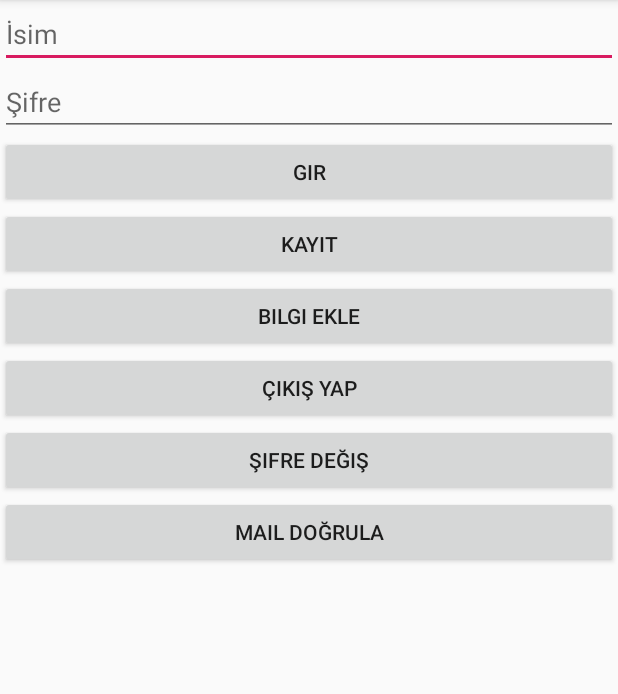
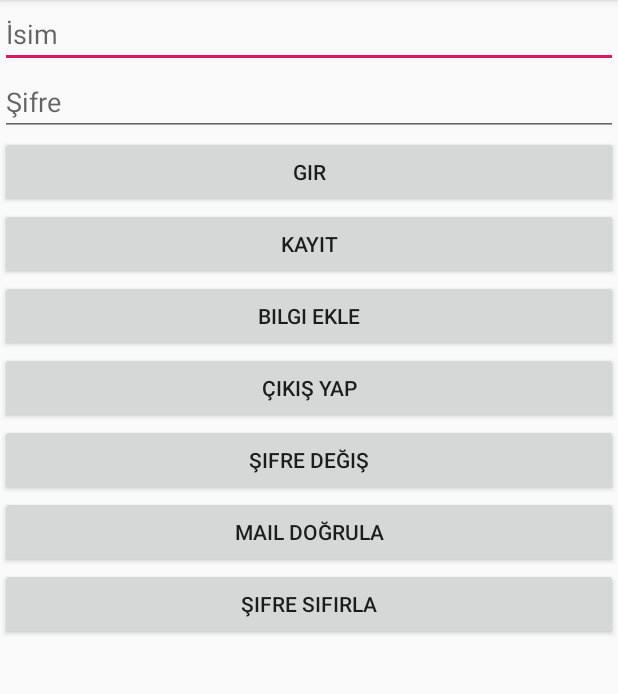
Before and after one commit to cakarakif/Smart-Display-Android, an Android app: the screen it shows after launch (Login), on a phone screen of 412 x 824 dp, the part 84-778 px from its top. Run offline under Robolectric (Android 15) with nearby library versions, the phone set to English and light mode, and no system bars; our stand-ins replace Firebase (no records; nobody signed in at launch, a user with empty details on screens opened directly).

```diff
--- a/SmartDisplay/app/src/main/java/com/example/smartdisplay/Login/Login.java
+++ b/SmartDisplay/app/src/main/java/com/example/smartdisplay/Login/Login.java
@@ -27,7 +27,7 @@ import java.util.Map;
 public class Login extends AppCompatActivity {
 
     EditText username, password;
-    Button login, register, addInfo, exit,changePass,verifyMail;
+    Button login, register, addInfo, exit,changePass,verifyMail,resetPass;
 
     FirebaseAuth auth;
     FirebaseUser user;
@@ -54,11 +54,12 @@ public class Login extends AppCompatActivity {
         exit=findViewById(R.id.exit);
         changePass=findViewById(R.id.changePass);
         verifyMail=findViewById(R.id.verifyMail);
+        resetPass=findViewById(R.id.resetPass);
 
         auth = FirebaseAuth.getInstance();
 
         //kullanıcı giriş yapıp yapmadığının kontrolü
-        checkAuth();
+        checkAuth();//sürekli kontrol eder eğer çıkış yaparsa burada yakalanabilir yönlendirme için.
 
         //Kayıt için yönlendirildi.
         register.setOnClickListener(new View.OnClickListener() {
@@ -108,6 +109,14 @@ public class Login extends AppCompatActivity {
                     emailVerify();
                 }else
                     Toast.makeText(getApplicationContext(), "Mail zaten doğrulanmış", Toast.LENGTH_LONG).show();
+            }
+        });
+
+        //şifre sıfırlama işlemi
+        resetPass.setOnClickListener(new View.OnClickListener() {
+            @Override
+            public void onClick(View view) {
+                resetPassword(user.getEmail());
             }
         });
     }
@@ -211,4 +220,20 @@ public class Login extends AppCompatActivity {
             }
         });
     }
+
+    private void resetPassword(String email){
+        auth.sendPasswordResetEmail(email).addOnCompleteListener(new OnCompleteListener<Void>() {
+            @Override
+            public void onComplete(@NonNull Task<Void> task) {
+                //başarılı ise buraya düşer
+                if (task.isSuccessful()) {
+                    //sayfaya yönlendir
+                    Toast.makeText(getApplicationContext(), "Sıfırlama Emaili gönderildi", Toast.LENGTH_LONG).show();
+                } else {
+                    //başarısız tepkisi ver
+                    Toast.makeText(getApplicationContext(), "başarısız", Toast.LENGTH_LONG).show();
+                }
+            }
+        });
+    }
 }
--- a/SmartDisplay/app/src/main/res/layout/activity_login.xml
+++ b/SmartDisplay/app/src/main/res/layout/activity_login.xml
@@ -72,6 +72,14 @@
 
         </Button>
 
+        <Button
+            android:id="@+id/resetPass"
+            android:text="Şifre Sıfırla"
+            android:layout_width="match_parent"
+            android:layout_height="wrap_content">
+
+        </Button>
+
     </LinearLayout>
 
 
```
